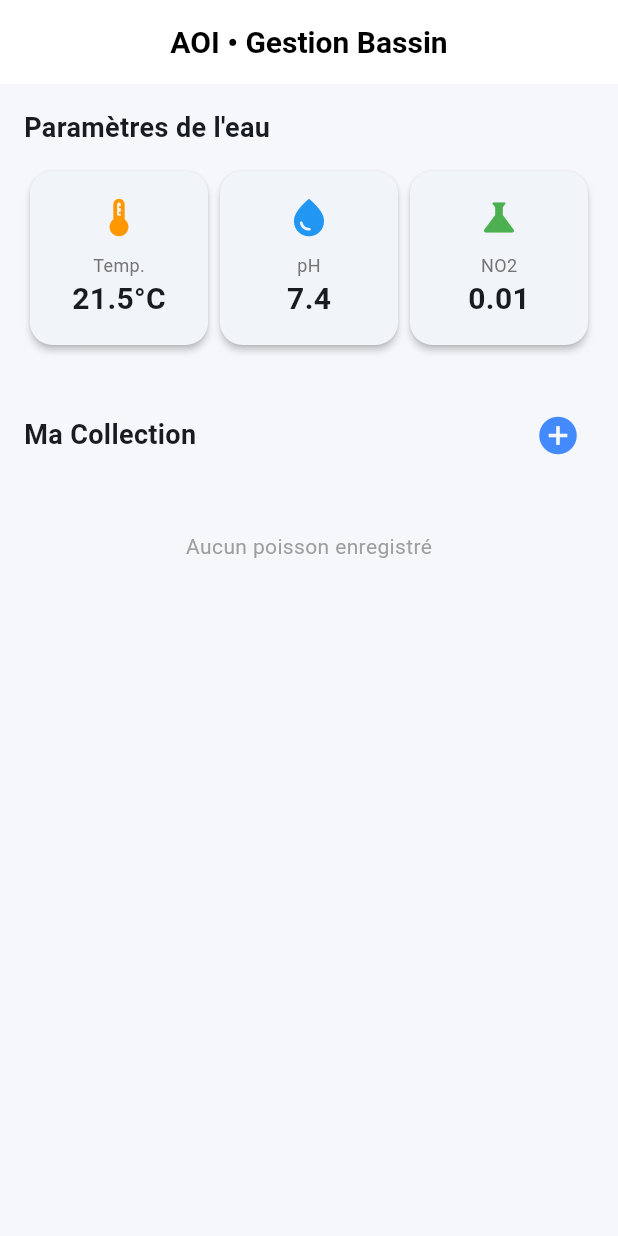
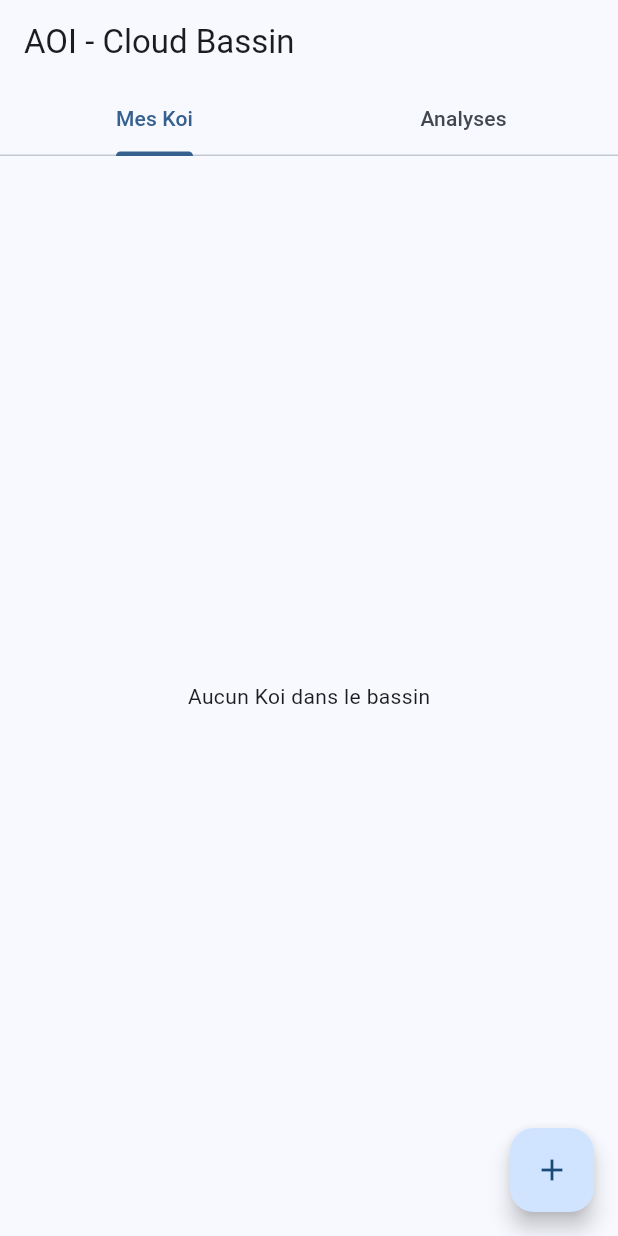
Before and after one commit to Laskoru/aoi, a Flutter app: the screen it shows after launch, on a phone screen of 412 x 824 dp. Run offline on Flutter 3.47's test engine with Material 3 defaults, Android fonts, the phone set to English and light mode, and no system bars; our stand-ins replace cloud_firestore, firebase_core; accounts and stored records are empty.

Commit message:
Ajout de FireStore

```diff
--- a/lib/main.dart
+++ b/lib/main.dart
@@ -1,63 +1,30 @@
 import 'package:flutter/material.dart';
+import 'package:firebase_core/firebase_core.dart';
+import 'firebase_options.dart';
+import 'screens/dashboard_screen.dart';
 
-// Importation de tes écrans
-// Assure-toi que ces fichiers existent bien dans lib/screens/
-import 'package:aoi/screens/dashboard_screen.dart';
-import 'package:aoi/screens/add_koi_screen.dart';
+void main() async {
+  WidgetsFlutterBinding.ensureInitialized();
 
-void main() {
-  // Optionnel : garantit que les services Flutter sont prêts avant le lancement
-  WidgetsFlutterBinding.ensureInitialized();
-  runApp(const AoiApp());
+  // Initialisation de Firebase avec tes options générées
+  await Firebase.initializeApp(options: DefaultFirebaseOptions.currentPlatform);
+
+  runApp(const MyApp());
 }
 
-class AoiApp extends StatelessWidget {
-  const AoiApp({super.key});
+class MyApp extends StatelessWidget {
+  const MyApp({super.key});
 
   @override
   Widget build(BuildContext context) {
     return MaterialApp(
-      title: 'Aoi Koï Manager',
+      title: 'AOI KOI Cloud',
       debugShowCheckedModeBanner: false,
-
-      // Configuration du thème (Style Premium / Zen)
       theme: ThemeData(
+        colorScheme: ColorScheme.fromSeed(seedColor: Colors.blue),
         useMaterial3: true,
-        colorScheme: ColorScheme.fromSeed(
-          seedColor: const Color(0xFF0077B6), // Un beau bleu profond
-          brightness: Brightness.light,
-        ),
-
-        // Personnalisation de l'AppBar pour tout le projet
-        appBarTheme: const AppBarTheme(
-          centerTitle: true,
-          backgroundColor: Colors.white,
-          elevation: 0,
-          titleTextStyle: TextStyle(
-            color: Colors.black,
-            fontSize: 20,
-            fontWeight: FontWeight.bold,
-          ),
-          iconTheme: IconThemeData(color: Colors.black),
-        ),
-
-        // Style des boutons
-        elevatedButtonTheme: ElevatedButtonThemeData(
-          style: ElevatedButton.styleFrom(
-            padding: const EdgeInsets.symmetric(vertical: 15),
-            shape: RoundedRectangleBorder(
-              borderRadius: BorderRadius.circular(12),
-            ),
-          ),
-        ),
       ),
-
-      // Définition de la page de démarrage
-      home: DashboardScreen(),
-
-      // Système de navigation par routes (optionnel mais recommandé pour les revenus)
-      // Cela permet de structurer les accès aux futures pages Premium
-      routes: {'/add-koi': (context) => AddKoiScreen()},
+      home: const DashboardScreen(),
     );
   }
 }
--- a/lib/models/koi.dart
+++ b/lib/models/koi.dart
@@ -1,21 +1,89 @@
+import 'package:cloud_firestore/cloud_firestore.dart';
+
 class Koi {
   final String id;
   final String name;
   final String variety;
-  final String breeder;
-  final String lineage;
   final double size;
   final int age;
-  final String? photoPath;
 
   Koi({
     required this.id,
     required this.name,
     required this.variety,
-    required this.breeder,
-    required this.lineage,
     required this.size,
     required this.age,
-    this.photoPath,
   });
+
+  Map<String, dynamic> toMap() => {
+    'name': name,
+    'variety': variety,
+    'size': size,
+    'age': age,
+  };
+
+  factory Koi.fromFirestore(DocumentSnapshot doc) {
+    Map data = doc.data() as Map;
+    return Koi(
+      id: doc.id,
+      name: data['name'] ?? 'Inconnu',
+      variety: data['variety'] ?? '',
+      size: (data['size'] ?? 0).toDouble(),
+      age: data['age'] ?? 0,
+    );
+  }
 }
+
+class WaterMeasurement {
+  final String id;
+  final DateTime date;
+  final double temperature;
+  final double ph;
+  final double carbonate;
+  final double hardness;
+  final double totalChlorine;
+  final double freeChlorine;
+  final double nitrate;
+  final double nitrite;
+
+  WaterMeasurement({
+    required this.id,
+    required this.date,
+    required this.temperature,
+    required this.ph,
+    required this.carbonate,
+    required this.hardness,
+    required this.totalChlorine,
+    required this.freeChlorine,
+    required this.nitrate,
+    required this.nitrite,
+  });
+
+  Map<String, dynamic> toMap() => {
+    'date': Timestamp.fromDate(date),
+    'temperature': temperature,
+    'ph': ph,
+    'carbonate': carbonate,
+    'hardness': hardness,
+    'totalChlorine': totalChlorine,
+    'freeChlorine': freeChlorine,
+    'nitrate': nitrate,
+    'nitrite': nitrite,
+  };
+
+  factory WaterMeasurement.fromFirestore(DocumentSnapshot doc) {
+    Map data = doc.data() as Map;
+    return WaterMeasurement(
+      id: doc.id,
+      date: (data['date'] as Timestamp).toDate(),
+      temperature: (data['temperature'] ?? 0).toDouble(),
+      ph: (data['ph'] ?? 0).toDouble(),
+      carbonate: (data['carbonate'] ?? 0).toDouble(),
+      hardness: (data['hardness'] ?? 0).toDouble(),
+      totalChlorine: (data['totalChlorine'] ?? 0).toDouble(),
+      freeChlorine: (data['freeChlorine'] ?? 0).toDouble(),
+      nitrate: (data['nitrate'] ?? 0).toDouble(),
+      nitrite: (data['nitrite'] ?? 0).toDouble(),
+    );
+  }
+}
--- a/lib/screens/dashboard_screen.dart
+++ b/lib/screens/dashboard_screen.dart
@@ -1,88 +1,193 @@
 import 'package:flutter/material.dart';
-import '../widgets/metric_card.dart';
+import 'package:cloud_firestore/cloud_firestore.dart';
+import 'package:intl/intl.dart';
+import '../models/koi.dart';
+import '../utils/water_logic.dart';
 import 'add_koi_screen.dart';
+import 'add_measurement_screen.dart';
 
-class DashboardScreen extends StatelessWidget {
+class DashboardScreen extends StatefulWidget {
+  const DashboardScreen({super.key});
+  @override
+  State<DashboardScreen> createState() => _DashboardScreenState();
+}
+
+class _DashboardScreenState extends State<DashboardScreen> {
+  final _koisRef = FirebaseFirestore.instance.collection('kois');
+  final _waterRef = FirebaseFirestore.instance.collection('measurements');
+
   @override
   Widget build(BuildContext context) {
-    return Scaffold(
-      backgroundColor: Color(0xFFF5F7FA),
+    return DefaultTabController(
+      length: 2,
+      child: Scaffold(
         appBar: AppBar(
-        title: Text(
-          "AOI • Gestion Bassin",
-          style: TextStyle(fontWeight: FontWeight.bold),
-        ),
-        centerTitle: true,
-      ),
-      body: ListView(
-        padding: EdgeInsets.all(16),
-        children: [
-          Text(
-            "Paramètres de l'eau",
-            style: TextStyle(fontSize: 18, fontWeight: FontWeight.bold),
-          ),
-          SizedBox(height: 12),
-          Row(
-            children: [
-              Expanded(
-                child: MetricCard(
-                  title: "Temp.",
-                  value: "21.5°C",
-                  icon: Icons.thermostat,
-                  color: Colors.orange,
+          title: const Text('AOI - Cloud Bassin'),
+          bottom: const TabBar(
+            tabs: [
+              Tab(text: "Mes Koi"),
+              Tab(text: "Analyses"),
+            ],
           ),
         ),
-              Expanded(
-                child: MetricCard(
-                  title: "pH",
-                  value: "7.4",
-                  icon: Icons.water_drop,
-                  color: Colors.blue,
+        body: TabBarView(children: [_buildKoiTab(), _buildAnalysisTab()]),
+        floatingActionButton: FloatingActionButton(
+          onPressed: () => _showAddOptions(context),
+          child: const Icon(Icons.add),
         ),
       ),
-              Expanded(
-                child: MetricCard(
-                  title: "NO2",
-                  value: "0.01",
-                  icon: Icons.science,
-                  color: Colors.green,
+    );
+  }
+
+  Widget _buildKoiTab() {
+    return StreamBuilder<QuerySnapshot>(
+      stream: _koisRef.snapshots(),
+      builder: (context, snapshot) {
+        if (snapshot.hasError)
+          return Center(child: Text("Erreur: ${snapshot.error}"));
+        if (!snapshot.hasData)
+          return const Center(child: CircularProgressIndicator());
+
+        final kois = snapshot.data!.docs
+            .map((doc) => Koi.fromFirestore(doc))
+            .toList();
+        if (kois.isEmpty)
+          return const Center(child: Text("Aucun Koi dans le bassin"));
+
+        return ListView.builder(
+          itemCount: kois.length,
+          itemBuilder: (context, i) => ListTile(
+            leading: const Icon(Icons.set_meal, color: Colors.blue),
+            title: Text(kois[i].name),
+            subtitle: Text("${kois[i].variety} - ${kois[i].size}cm"),
+            trailing: IconButton(
+              icon: const Icon(Icons.delete_outline),
+              onPressed: () => _koisRef.doc(kois[i].id).delete(),
             ),
           ),
-            ],
+        );
+      },
+    );
+  }
+
+  Widget _buildAnalysisTab() {
+    return StreamBuilder<QuerySnapshot>(
+      stream: _waterRef.orderBy('date', descending: true).snapshots(),
+      builder: (context, snapshot) {
+        if (!snapshot.hasData)
+          return const Center(child: CircularProgressIndicator());
+
+        final measurements = snapshot.data!.docs
+            .map((doc) => WaterMeasurement.fromFirestore(doc))
+            .toList();
+        if (measurements.isEmpty)
+          return const Center(child: Text("Aucun relevé cloud"));
+
+        return ListView.builder(
+          padding: const EdgeInsets.all(10),
+          itemCount: measurements.length,
+          itemBuilder: (context, i) => _buildMeasurementTile(measurements[i]),
+        );
+      },
+    );
+  }
+
+  Widget _buildMeasurementTile(WaterMeasurement m) {
+    final statusColor = WaterLogic.getColor('ph', m.ph);
+    return Card(
+      child: ExpansionTile(
+        leading: Icon(Icons.water_drop, color: statusColor),
+        title: Text(DateFormat('dd/MM/yyyy').format(m.date)),
+        subtitle: Text("pH: ${m.ph} | NO2: ${m.nitrite}"),
+        trailing: IconButton(
+          icon: const Icon(Icons.delete_outline, size: 20),
+          onPressed: () => _waterRef.doc(m.id).delete(),
         ),
-          SizedBox(height: 32),
-          Row(
-            mainAxisAlignment: MainAxisAlignment.spaceBetween,
         children: [
-              Text(
-                "Ma Collection",
-                style: TextStyle(fontSize: 18, fontWeight: FontWeight.bold),
+          Padding(
+            padding: const EdgeInsets.all(16),
+            child: Column(
+              children: [
+                _rowParam(
+                  "Température",
+                  "${m.temperature}°C",
+                  WaterLogic.getColor('temp', m.temperature),
                 ),
-              IconButton(
-                icon: Icon(
-                  Icons.add_circle,
-                  color: Colors.blueAccent,
-                  size: 30,
+                _rowParam("pH", "${m.ph}", WaterLogic.getColor('ph', m.ph)),
+                _rowParam(
+                  "Carbonate",
+                  "${m.carbonate} ppm",
+                  WaterLogic.getColor('carbonate', m.carbonate),
                 ),
-                onPressed: () => Navigator.push(
-                  context,
-                  MaterialPageRoute(builder: (context) => AddKoiScreen()),
+                _rowParam(
+                  "Nitrite (NO2)",
+                  "${m.nitrite} ppm",
+                  WaterLogic.getColor('nitrite', m.nitrite),
                 ),
+                _rowParam(
+                  "Nitrate (NO3)",
+                  "${m.nitrate} ppm",
+                  WaterLogic.getColor('nitrate', m.nitrate),
                 ),
               ],
-          ),
-          // Liste vide pour l'instant
-          Center(
-            child: Padding(
-              padding: const EdgeInsets.all(40.0),
-              child: Text(
-                "Aucun poisson enregistré",
-                style: TextStyle(color: Colors.grey),
-              ),
             ),
           ),
         ],
       ),
     );
   }
+
+  Widget _rowParam(String label, String value, Color color) {
+    return Padding(
+      padding: const EdgeInsets.symmetric(vertical: 4),
+      child: Row(
+        mainAxisAlignment: MainAxisAlignment.spaceBetween,
+        children: [
+          Text(label),
+          Text(
+            value,
+            style: TextStyle(color: color, fontWeight: FontWeight.bold),
+          ),
+        ],
+      ),
+    );
   }
+
+  void _showAddOptions(BuildContext context) {
+    showModalBottomSheet(
+      context: context,
+      builder: (context) => Wrap(
+        children: [
+          ListTile(
+            leading: const Icon(Icons.add),
+            title: const Text('Ajouter un Koi'),
+            onTap: () async {
+              Navigator.pop(context);
+              final res = await Navigator.push(
+                context,
+                MaterialPageRoute(builder: (c) => const AddKoiScreen()),
+              );
+              if (res != null && res is Koi) {
+                await _koisRef.add(res.toMap());
+              }
+            },
+          ),
+          ListTile(
+            leading: const Icon(Icons.science),
+            title: const Text('Nouveau relevé d\'eau'),
+            onTap: () async {
+              Navigator.pop(context);
+              final res = await Navigator.push(
+                context,
+                MaterialPageRoute(builder: (c) => const AddMeasurementScreen()),
+              );
+              if (res != null && res is WaterMeasurement) {
+                await _waterRef.add(res.toMap());
+              }
+            },
+          ),
+        ],
+      ),
+    );
+  }
+}
--- a/lib/widgets/metric_card.dart
+++ b/lib/widgets/metric_card.dart
@@ -1,39 +1,46 @@
 import 'package:flutter/material.dart';
 
 class MetricCard extends StatelessWidget {
-  final String title;
+  final String label;
   final String value;
   final IconData icon;
   final Color color;
 
-  MetricCard({
-    required this.title,
+  const MetricCard({
+    super.key,
+    required this.label,
     required this.value,
     required this.icon,
-    this.color = Colors.blue,
+    required this.color,
   });
 
   @override
   Widget build(BuildContext context) {
-    return Card(
-      elevation: 2,
-      shape: RoundedRectangleBorder(borderRadius: BorderRadius.circular(15)),
-      child: Padding(
-        padding: const EdgeInsets.all(16.0),
+    return Container(
+      width: MediaQuery.of(context).size.width * 0.44,
+      padding: const EdgeInsets.all(16),
+      decoration: BoxDecoration(
+        color: color.withOpacity(0.1),
+        borderRadius: BorderRadius.circular(15),
+        border: Border.all(color: color.withOpacity(0.5)),
+      ),
       child: Column(
         children: [
           Icon(icon, color: color, size: 30),
-            SizedBox(height: 8),
+          const SizedBox(height: 8),
           Text(
-              title,
-              style: TextStyle(color: Colors.grey[600], fontSize: 12),
+            label,
+            style: const TextStyle(fontSize: 12, fontWeight: FontWeight.w600),
           ),
           Text(
             value,
-              style: TextStyle(fontSize: 20, fontWeight: FontWeight.bold),
+            style: TextStyle(
+              fontSize: 20,
+              fontWeight: FontWeight.bold,
+              color: color,
+            ),
           ),
         ],
-        ),
       ),
     );
   }
```
Also changed, not shown: lib/screens/add_koi_screen.dart (+46 -40 lines), lib/screens/add_measurement_screen.dart (added, +100 -0 lines), lib/utils/water_logic.dart (added, +36 -0 lines), pubspec.yaml (+12 -67 lines), firebase.json (added), lib/firebase_options.dart (added), pubspec.lock, 6 other files. Lines whose indentation alone changed are shown as unchanged.
